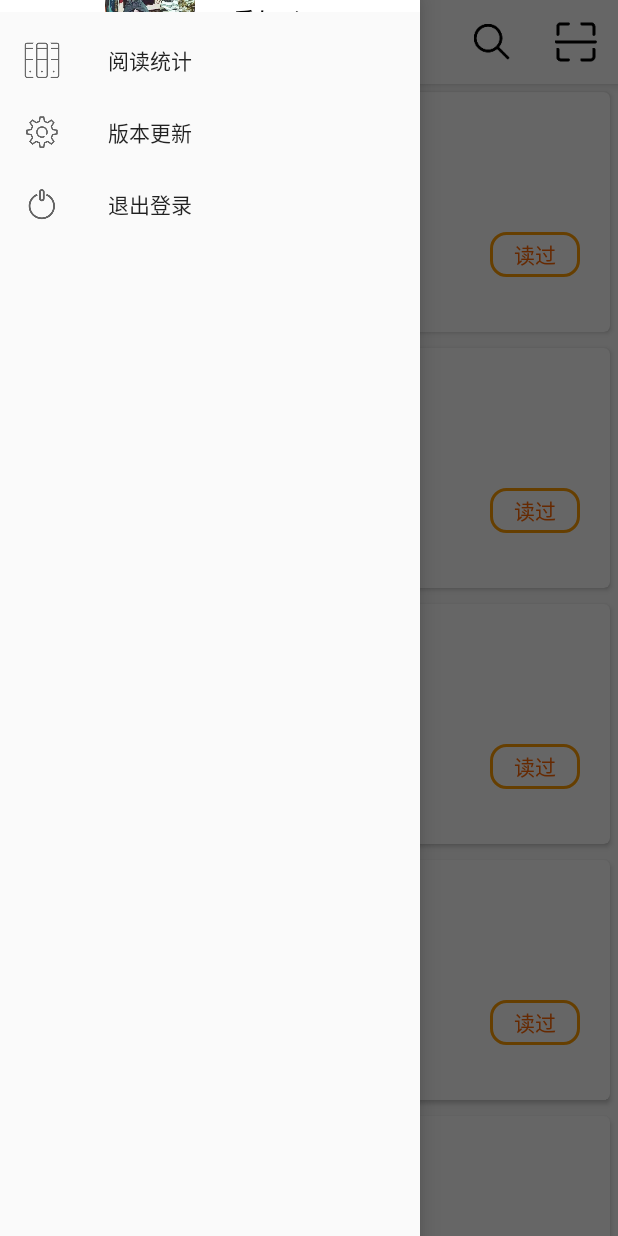
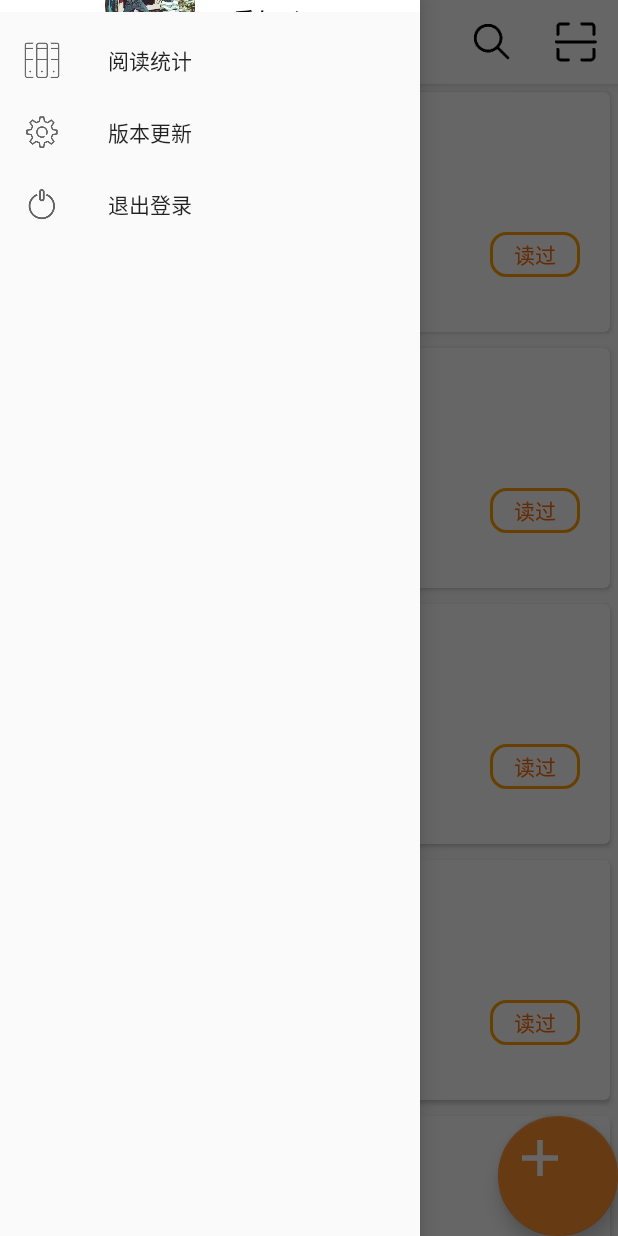
Before and after one commit to Cisy3123/MAD-ReadFun, an Android app: the fragment ReadingFragment placed in its activity, with the side drawer open, on a phone screen of 412 x 824 dp. Run offline under Robolectric (Android 15) with nearby library versions, the phone set to English and light mode, and no system bars; our stand-ins replace CircleImageView; libraries missing offline, so code that uses them is left out: cn.bmob.v3, com.miguelcatalan.materialsearchview, com.uuzuche.lib_zxing, com.willy.ratingbar, com.ycl.tabview; pictures from the network do not load; 25 statements that could not run were skipped.

Commit message:
1222plusBtn

```diff
--- a/app/src/main/java/com/yuyuereading/Presenter/adapter/BookListAdapter.java
+++ b/app/src/main/java/com/yuyuereading/Presenter/adapter/BookListAdapter.java
@@ -99,7 +99,6 @@ public class BookListAdapter extends RecyclerView.Adapter<BookListAdapter.ViewHo
                     public void onClick(View view) {
                         Intent intent = new Intent(mContext, SeenActivity.class);
                         mContext.startActivity(intent);
-                        //overridePendingTransition(R.anim.slide_right_in,R.anim.slide_left_out);
                     }
                 });
                 break;
--- a/app/src/main/java/com/yuyuereading/Presenter/fragment/ReadingFragment.java
+++ b/app/src/main/java/com/yuyuereading/Presenter/fragment/ReadingFragment.java
@@ -3,6 +3,7 @@ package com.yuyuereading.Presenter.fragment;
 import android.content.Context;
 import android.net.Uri;
 import android.os.Bundle;
+import android.support.design.widget.FloatingActionButton;
 import android.support.v4.app.Fragment;
 import android.support.v4.widget.SwipeRefreshLayout;
 import android.support.v7.widget.LinearLayoutManager;
@@ -33,6 +34,8 @@ public class ReadingFragment extends Fragment {
     private SwipeRefreshLayout refresh;
 
     private RecyclerView recyclerView;
+
+    private FloatingActionButton addBook;
 
     private BookInfo[] bookInfos = {new BookInfo("https://img3.doubanio.com/lpic/s29418322.jpg","芳华","2019-11-17","8.1","严歌苓","人民文学出版社","jianjie"),
             new BookInfo("https://img3.doubanio.com/lpic/s29418322.jpg","芳华","2019-11-17","8.1","严歌苓","人民文学出版社","jianjie"),
@@ -95,10 +98,8 @@ public class ReadingFragment extends Fragment {
 
     //adapter中添加数据
     private void addDate() {
-        //Toast.makeText(getContext(), "请加载数据", Toast.LENGTH_SHORT).show();
         adapter = new BookListAdapter(bookInfoList,"reading");
         recyclerView.setAdapter(adapter);
-
     }
 
     @Override
@@ -107,6 +108,7 @@ public class ReadingFragment extends Fragment {
         // Inflate the layout for this fragment
         View view = inflater.inflate(R.layout.fragment_reading, container, false);
         recyclerView = view.findViewById(R.id.recycler_reading);
+        addBook=view.findViewById(R.id.add_book);
         refresh = view.findViewById(R.id.refresh_reading);
         //刷新控件颜色设置
         refresh.setColorSchemeResources(android.R.color.holo_blue_light,
@@ -186,4 +188,47 @@ public class ReadingFragment extends Fragment {
         // TODO: Update argument type and name
         void onFragmentInteraction(Uri uri);
     }
+
+    @Override
+    public void onActivityCreated(Bundle savedInstanceState) {
+        super.onActivityCreated(savedInstanceState);
+        addBook =getActivity().findViewById(R.id.add_book);
+        addBook.setOnClickListener(new View.OnClickListener() {
+            @Override
+            public void onClick(View view) {
+
+            }
+        });
+    }
 }
+
+//        // final User user ;
+//        final EditText et_title = (EditText) getActivity().findViewById(R.id.et_title);
+//        final EditText et_salary = (EditText) getActivity().findViewById(R.id.et_salary);
+//        final EditText et_sex = (EditText) getActivity().findViewById(R.id.et_sex);
+//        final EditText et_count = (EditText) getActivity().findViewById(R.id.et_count);
+//        final EditText et_phone = (EditText) getActivity().findViewById(R.id.et_phone);
+//        final EditText et_time = (EditText) getActivity().findViewById(R.id.et_time);
+//        final EditText et_address = (EditText) getActivity().findViewById(R.id.et_address);
+//        final EditText et_description = (EditText) getActivity().findViewById(R.id.et_description);
+//        Button btn_send = (Button) getActivity().findViewById(R.id.btn_send);
+//
+//        btn_send.setOnClickListener(new View.OnClickListener() {
+//            @Override
+//            public void onClick(View v) {
+//                //String username=user.getUsername().toString();
+//                String title = et_title.getText().toString();
+//                String salary = et_salary.getText().toString();
+//                String sex = et_sex.getText().toString();
+//                String count = et_count.getText().toString();
+//                String phone = et_phone.getText().toString();
+//                String time = et_time.getText().toString();
+//                String address = et_address.getText().toString();
+//                String description = et_description.getText().toString();
+//                JobDao jobDao = new JobDao(getActivity());
+//                jobDao.add(new Job(title, salary, sex, count, phone, time, address, description));
+//                Toast.makeText(getActivity(), "发布成功", Toast.LENGTH_LONG).show();
+//                Intent intent = new Intent(getActivity(),MainActivity.class);
+//                startActivity(intent);
+//            }
+//        });
--- a/app/src/main/res/layout/fragment_reading.xml
+++ b/app/src/main/res/layout/fragment_reading.xml
@@ -1,10 +1,12 @@
 <FrameLayout xmlns:android="http://schemas.android.com/apk/res/android"
+    xmlns:app="http://schemas.android.com/apk/res-auto"
     xmlns:tools="http://schemas.android.com/tools"
     android:layout_width="match_parent"
     android:layout_height="match_parent"
     tools:context="com.yuyuereading.Presenter.fragment.ReadingFragment">
 
     <!-- TODO: Update blank fragment layout -->
+
     <android.support.v4.widget.SwipeRefreshLayout
         android:id="@+id/refresh_reading"
         android:layout_width="match_parent"
@@ -16,6 +18,18 @@
             android:layout_height="match_parent">
 
         </android.support.v7.widget.RecyclerView>
+
     </android.support.v4.widget.SwipeRefreshLayout>
 
+    <android.support.design.widget.FloatingActionButton
+        android:id="@+id/add_book"
+        android:layout_width="80dp"
+        android:layout_height="85dp"
+        android:layout_gravity="bottom|center|center_horizontal|end"
+        android:background="#00FF9130"
+        android:clickable="true"
+        android:focusable="true"
+        android:src="@drawable/plus"
+        app:backgroundTint="#FF9130" />
+
 </FrameLayout>
```
Also changed, not shown: app/src/main/java/com/yuyuereading/Presenter/fragment/WantFragment.java (+16 -0 lines), app/src/main/res/layout/fragment_want.xml (+12 -0 lines), app/src/main/res/drawable/plus.png (added).
